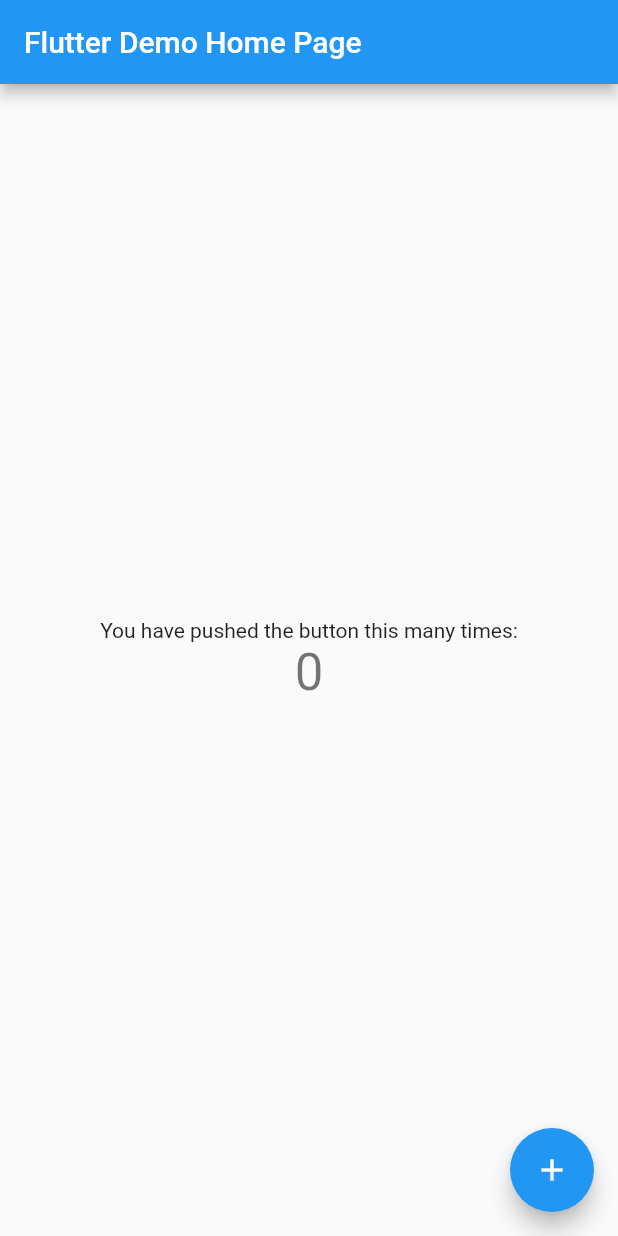
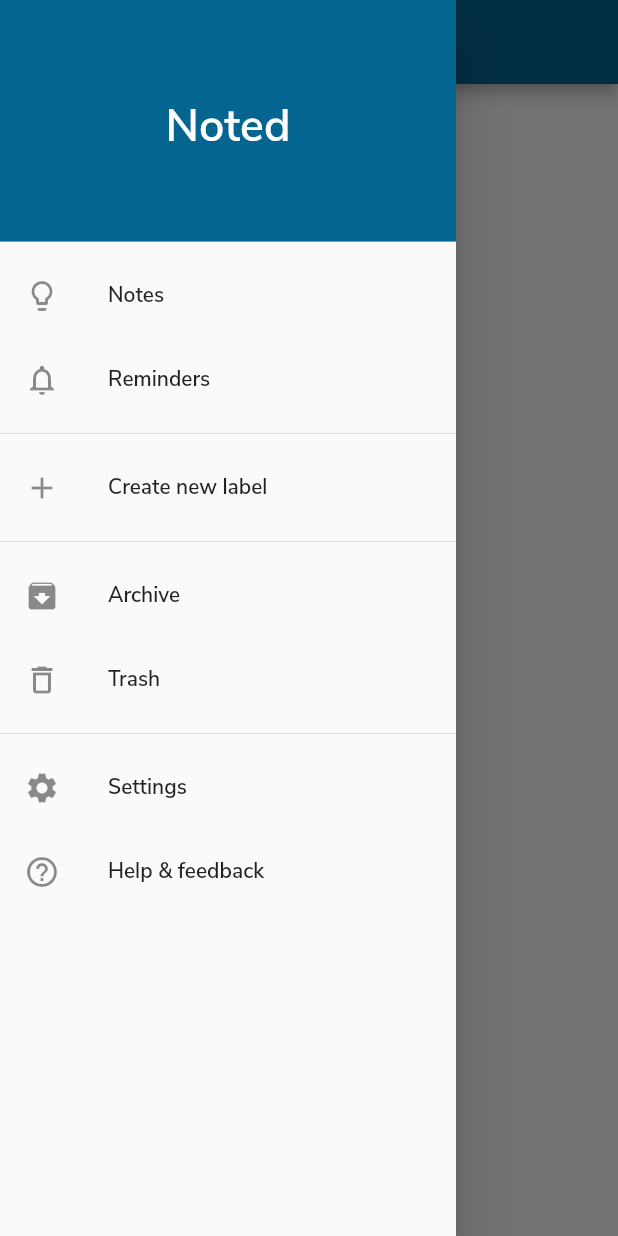
Before and after one commit to 9jaswag/noted, a Flutter app: the screen it shows after launch, with the side drawer open (before the commit the screen has no drawer), on a phone screen of 412 x 824 dp. Run offline on Flutter 3.47's test engine with Material 2 defaults, Android fonts, the phone set to English and light mode, and no system bars.

Commit message:
- set up theme data - add app drawer

```diff
--- /dev/null
+++ b/lib/common/app_drawer.dart
@@ -0,0 +1,129 @@
+import 'package:flutter/material.dart';
+
+class AppDrawer extends StatelessWidget {
+  const AppDrawer({
+    Key key,
+  }) : super(key: key);
+
+  @override
+  Widget build(BuildContext context) {
+    return Drawer(
+      child: ListView(
+        padding: EdgeInsets.zero,
+        children: <Widget>[
+          DrawerHeader(
+            decoration: BoxDecoration(
+                // image: DecorationImage(
+                //   image: NetworkImage('http://icons.iconarchive.com/icons/pelfusion/long-shadow-ios7/1024/Notes-icon.png'),
+                //   // fit: BoxFit.cover,
+                // )
+                color: Color(0XFF046590)),
+            child: Center(
+              child: Text(
+                'Noted',
+                style: Theme.of(context)
+                    .textTheme
+                    .headline
+                    .apply(color: Colors.white),
+              ),
+            ),
+          ),
+          ListTile(
+            leading: Icon(Icons.lightbulb_outline),
+            title: Text(
+              'Notes',
+              style: Theme.of(context).textTheme.title,
+            ),
+            onTap: () {
+              // Update the state of the app
+              // ...
+              // Then close the drawer
+              Navigator.pop(context);
+            },
+          ),
+          ListTile(
+            leading: Icon(Icons.notifications_none),
+            title: Text(
+              'Reminders',
+              style: Theme.of(context).textTheme.title,
+            ),
+            onTap: () {
+              // Update the state of the app
+              // ...
+              // Then close the drawer
+              Navigator.pop(context);
+            },
+          ),
+          Divider(),
+          ListTile(
+            leading: Icon(Icons.add),
+            title: Text(
+              'Create new label',
+              style: Theme.of(context).textTheme.title,
+            ),
+            onTap: () {
+              // Update the state of the app
+              // ...
+              // Then close the drawer
+              Navigator.pop(context);
+            },
+          ),
+          Divider(),
+          ListTile(
+            leading: Icon(Icons.archive),
+            title: Text(
+              'Archive',
+              style: Theme.of(context).textTheme.title,
+            ),
+            onTap: () {
+              // Update the state of the app
+              // ...
+              // Then close the drawer
+              Navigator.pop(context);
+            },
+          ),
+          ListTile(
+            leading: Icon(Icons.delete_outline),
+            title: Text(
+              'Trash',
+              style: Theme.of(context).textTheme.title,
+            ),
+            onTap: () {
+              // Update the state of the app
+              // ...
+              // Then close the drawer
+              Navigator.pop(context);
+            },
+          ),
+          Divider(),
+          ListTile(
+            leading: Icon(Icons.settings),
+            title: Text(
+              'Settings',
+              style: Theme.of(context).textTheme.title,
+            ),
+            onTap: () {
+              // Update the state of the app
+              // ...
+              // Then close the drawer
+              Navigator.pop(context);
+            },
+          ),
+          ListTile(
+            leading: Icon(Icons.help_outline),
+            title: Text(
+              'Help & feedback',
+              style: Theme.of(context).textTheme.title,
+            ),
+            onTap: () {
+              // Update the state of the app
+              // ...
+              // Then close the drawer
+              Navigator.pop(context);
+            },
+          )
+        ],
+      ),
+    );
+  }
+}
--- a/lib/main.dart
+++ b/lib/main.dart
@@ -1,111 +1,24 @@
 import 'package:flutter/material.dart';
+import 'package:noted/screens/home.dart';
 
-void main() => runApp(MyApp());
+void main() => runApp(Noted());
 
-class MyApp extends StatelessWidget {
-  // This widget is the root of your application.
+class Noted extends StatelessWidget {
   @override
   Widget build(BuildContext context) {
     return MaterialApp(
-      title: 'Flutter Demo',
+      debugShowCheckedModeBanner: false,
+      title: 'Noted',
       theme: ThemeData(
-        // This is the theme of your application.
-        //
-        // Try running your application with "flutter run". You'll see the
-        // application has a blue toolbar. Then, without quitting the app, try
-        // changing the primarySwatch below to Colors.green and then invoke
-        // "hot reload" (press "r" in the console where you ran "flutter run",
-        // or simply save your changes to "hot reload" in a Flutter IDE).
-        // Notice that the counter didn't reset back to zero; the application
-        // is not restarted.
         primarySwatch: Colors.blue,
+        primaryColor: Color(0XFF046590),
+        fontFamily: 'NunitoSans',
+        textTheme: TextTheme(
+          headline: TextStyle(fontWeight: FontWeight.w600, fontSize: 30.0,),
+          title: TextStyle(fontWeight: FontWeight.w600, fontSize: 14.0),
+        )
       ),
-      home: MyHomePage(title: 'Flutter Demo Home Page'),
+      home: Home(),
     );
   }
 }
-
-class MyHomePage extends StatefulWidget {
-  MyHomePage({Key key, this.title}) : super(key: key);
-
-  // This widget is the home page of your application. It is stateful, meaning
-  // that it has a State object (defined below) that contains fields that affect
-  // how it looks.
-
-  // This class is the configuration for the state. It holds the values (in this
-  // case the title) provided by the parent (in this case the App widget) and
-  // used by the build method of the State. Fields in a Widget subclass are
-  // always marked "final".
-
-  final String title;
-
-  @override
-  _MyHomePageState createState() => _MyHomePageState();
-}
-
-class _MyHomePageState extends State<MyHomePage> {
-  int _counter = 0;
-
-  void _incrementCounter() {
-    setState(() {
-      // This call to setState tells the Flutter framework that something has
-      // changed in this State, which causes it to rerun the build method below
-      // so that the display can reflect the updated values. If we changed
-      // _counter without calling setState(), then the build method would not be
-      // called again, and so nothing would appear to happen.
-      _counter++;
-    });
-  }
-
-  @override
-  Widget build(BuildContext context) {
-    // This method is rerun every time setState is called, for instance as done
-    // by the _incrementCounter method above.
-    //
-    // The Flutter framework has been optimized to make rerunning build methods
-    // fast, so that you can just rebuild anything that needs updating rather
-    // than having to individually change instances of widgets.
-    return Scaffold(
-      appBar: AppBar(
-        // Here we take the value from the MyHomePage object that was created by
-        // the App.build method, and use it to set our appbar title.
-        title: Text(widget.title),
-      ),
-      body: Center(
-        // Center is a layout widget. It takes a single child and positions it
-        // in the middle of the parent.
-        child: Column(
-          // Column is also layout widget. It takes a list of children and
-          // arranges them vertically. By default, it sizes itself to fit its
-          // children horizontally, and tries to be as tall as its parent.
-          //
-          // Invoke "debug painting" (press "p" in the console, choose the
-          // "Toggle Debug Paint" action from the Flutter Inspector in Android
-          // Studio, or the "Toggle Debug Paint" command in Visual Studio Code)
-          // to see the wireframe for each widget.
-          //
-          // Column has various properties to control how it sizes itself and
-          // how it positions its children. Here we use mainAxisAlignment to
-          // center the children vertically; the main axis here is the vertical
-          // axis because Columns are vertical (the cross axis would be
-          // horizontal).
-          mainAxisAlignment: MainAxisAlignment.center,
-          children: <Widget>[
-            Text(
-              'You have pushed the button this many times:',
-            ),
-            Text(
-              '$_counter',
-              style: Theme.of(context).textTheme.display1,
-            ),
-          ],
-        ),
-      ),
-      floatingActionButton: FloatingActionButton(
-        onPressed: _incrementCounter,
-        tooltip: 'Increment',
-        child: Icon(Icons.add),
-      ), // This trailing comma makes auto-formatting nicer for build methods.
-    );
-  }
-}
--- /dev/null
+++ b/lib/screens/home.dart
@@ -0,0 +1,12 @@
+import 'package:flutter/material.dart';
+import 'package:noted/common/app_drawer.dart';
+
+class Home extends StatelessWidget {
+  @override
+  Widget build(BuildContext context) {
+    return Scaffold(
+      appBar: AppBar(title: Text('Title')),
+      drawer: AppDrawer(),
+    );
+  }
+}
--- a/pubspec.yaml
+++ b/pubspec.yaml
@@ -63,8 +63,6 @@ flutter:
           weight: 400
         - asset: fonts/NunitoSans-SemiBold.ttf
           weight: 600
-        - asset: fonts/NunitoSans-Light.ttf
-          weight: 300
   #   - family: Trajan Pro
   #     fonts:
   #       - asset: fonts/TrajanPro.ttf
```
Also changed, not shown: fonts/NunitoSans-Light.ttf (deleted).
